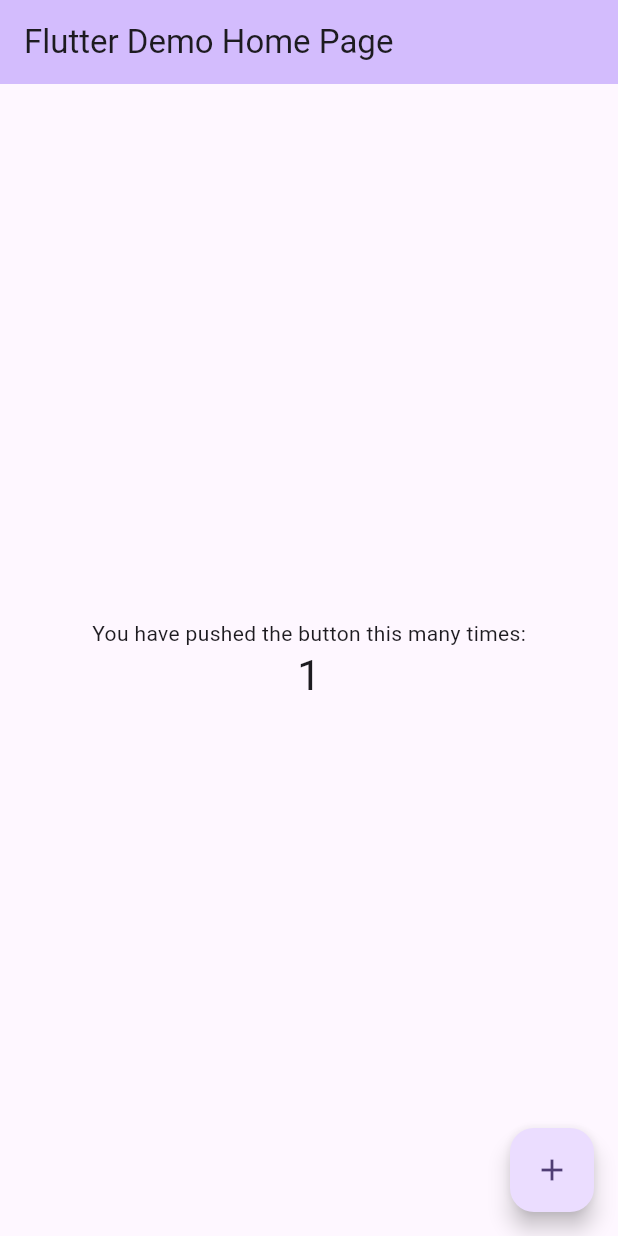
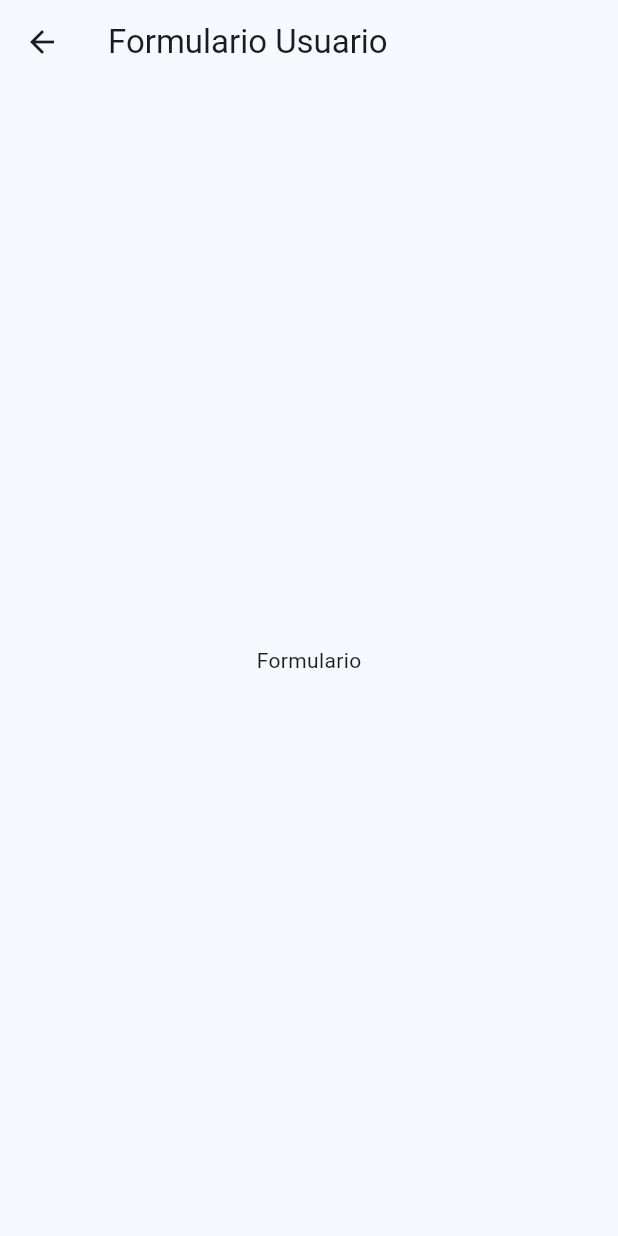
Before and after one commit to constanzacauchupan/Solemne-desarrollo-movil, a Flutter app: the screen it shows after launch, after a tap on the "add" icon, on a phone screen of 412 x 824 dp. Run offline on Flutter 3.47's test engine with Material 3 defaults, Android fonts, the phone set to English and light mode, and no system bars.

Commit message:
Base del proyecto con navegación

```diff
--- a/lib/main.dart
+++ b/lib/main.dart
@@ -1,4 +1,10 @@
 import 'package:flutter/material.dart';
+
+// Importa tus pantallas
+import 'screens/user_list_screen.dart';
+import 'screens/user_form_screen.dart';
+import 'screens/profile_screen.dart';
+import 'screens/settings_screen.dart';
 
 void main() {
   runApp(const MyApp());
@@ -7,116 +13,27 @@ void main() {
 class MyApp extends StatelessWidget {
   const MyApp({super.key});
 
-  // This widget is the root of your application.
   @override
   Widget build(BuildContext context) {
     return MaterialApp(
-      title: 'Flutter Demo',
+      debugShowCheckedModeBanner: false,
+
+      // Tema (IMPORTANTE para la nota)
       theme: ThemeData(
-        // This is the theme of your application.
-        //
-        // TRY THIS: Try running your application with "flutter run". You'll see
-        // the application has a purple toolbar. Then, without quitting the app,
-        // try changing the seedColor in the colorScheme below to Colors.green
-        // and then invoke "hot reload" (save your changes or press the "hot
-        // reload" button in a Flutter-supported IDE, or press "r" if you used
-        // the command line to start the app).
-        //
-        // Notice that the counter didn't reset back to zero; the application
-        // state is not lost during the reload. To reset the state, use hot
-        // restart instead.
-        //
-        // This works for code too, not just values: Most code changes can be
-        // tested with just a hot reload.
-        colorScheme: .fromSeed(seedColor: Colors.deepPurple),
+        colorScheme: ColorScheme.fromSeed(seedColor: Colors.blue),
+        useMaterial3: true,
       ),
-      home: const MyHomePage(title: 'Flutter Demo Home Page'),
+
+      // Pantalla inicial
+      initialRoute: '/',
+
+      // Rutas
+      routes: {
+        '/': (context) => const UserListScreen(),
+        '/form': (context) => const UserFormScreen(),
+        '/profile': (context) => const ProfileScreen(),
+        '/settings': (context) => const SettingsScreen(),
+      },
     );
   }
 }
-
-class MyHomePage extends StatefulWidget {
-  const MyHomePage({super.key, required this.title});
-
-  // This widget is the home page of your application. It is stateful, meaning
-  // that it has a State object (defined below) that contains fields that affect
-  // how it looks.
-
-  // This class is the configuration for the state. It holds the values (in this
-  // case the title) provided by the parent (in this case the App widget) and
-  // used by the build method of the State. Fields in a Widget subclass are
-  // always marked "final".
-
-  final String title;
-
-  @override
-  State<MyHomePage> createState() => _MyHomePageState();
-}
-
-class _MyHomePageState extends State<MyHomePage> {
-  int _counter = 0;
-
-  void _incrementCounter() {
-    setState(() {
-      // This call to setState tells the Flutter framework that something has
-      // changed in this State, which causes it to rerun the build method below
-      // so that the display can reflect the updated values. If we changed
-      // _counter without calling setState(), then the build method would not be
-      // called again, and so nothing would appear to happen.
-      _counter++;
-    });
-  }
-
-  @override
-  Widget build(BuildContext context) {
-    // This method is rerun every time setState is called, for instance as done
-    // by the _incrementCounter method above.
-    //
-    // The Flutter framework has been optimized to make rerunning build methods
-    // fast, so that you can just rebuild anything that needs updating rather
-    // than having to individually change instances of widgets.
-    return Scaffold(
-      appBar: AppBar(
-        // TRY THIS: Try changing the color here to a specific color (to
-        // Colors.amber, perhaps?) and trigger a hot reload to see the AppBar
-        // change color while the other colors stay the same.
-        backgroundColor: Theme.of(context).colorScheme.inversePrimary,
-        // Here we take the value from the MyHomePage object that was created by
-        // the App.build method, and use it to set our appbar title.
-        title: Text(widget.title),
-      ),
-      body: Center(
-        // Center is a layout widget. It takes a single child and positions it
-        // in the middle of the parent.
-        child: Column(
-          // Column is also a layout widget. It takes a list of children and
-          // arranges them vertically. By default, it sizes itself to fit its
-          // children horizontally, and tries to be as tall as its parent.
-          //
-          // Column has various properties to control how it sizes itself and
-          // how it positions its children. Here we use mainAxisAlignment to
-          // center the children vertically; the main axis here is the vertical
-          // axis because Columns are vertical (the cross axis would be
-          // horizontal).
-          //
-          // TRY THIS: Invoke "debug painting" (choose the "Toggle Debug Paint"
-          // action in the IDE, or press "p" in the console), to see the
-          // wireframe for each widget.
-          mainAxisAlignment: .center,
-          children: [
-            const Text('You have pushed the button this many times:'),
-            Text(
-              '$_counter',
-              style: Theme.of(context).textTheme.headlineMedium,
-            ),
-          ],
-        ),
-      ),
-      floatingActionButton: FloatingActionButton(
-        onPressed: _incrementCounter,
-        tooltip: 'Increment',
-        child: const Icon(Icons.add),
-      ),
-    );
-  }
-}
--- a/lib/screens/profile_screen.dart
+++ b/lib/screens/profile_screen.dart
@@ -0,0 +1,17 @@
+import 'package:flutter/material.dart';
+
+class ProfileScreen extends StatelessWidget {
+  const ProfileScreen({super.key});
+
+  @override
+  Widget build(BuildContext context) {
+    return Scaffold(
+      appBar: AppBar(
+        title: const Text("Perfil"),
+      ),
+      body: const Center(
+        child: Text("Perfil usuario"),
+      ),
+    );
+  }
+}
--- a/lib/screens/settings_screen.dart
+++ b/lib/screens/settings_screen.dart
@@ -0,0 +1,17 @@
+import 'package:flutter/material.dart';
+
+class SettingsScreen extends StatelessWidget {
+  const SettingsScreen({super.key});
+
+  @override
+  Widget build(BuildContext context) {
+    return Scaffold(
+      appBar: AppBar(
+        title: const Text("Configuración"),
+      ),
+      body: const Center(
+        child: Text("Configuración"),
+      ),
+    );
+  }
+}
--- a/lib/screens/user_form_screen.dart
+++ b/lib/screens/user_form_screen.dart
@@ -0,0 +1,17 @@
+import 'package:flutter/material.dart';
+
+class UserFormScreen extends StatelessWidget {
+  const UserFormScreen({super.key});
+
+  @override
+  Widget build(BuildContext context) {
+    return Scaffold(
+      appBar: AppBar(
+        title: const Text("Formulario Usuario"),
+      ),
+      body: const Center(
+        child: Text("Formulario"),
+      ),
+    );
+  }
+}
--- a/lib/screens/user_list_screen.dart
+++ b/lib/screens/user_list_screen.dart
@@ -0,0 +1,23 @@
+import 'package:flutter/material.dart';
+
+class UserListScreen extends StatelessWidget {
+  const UserListScreen({super.key});
+
+  @override
+  Widget build(BuildContext context) {
+    return Scaffold(
+      appBar: AppBar(
+        title: const Text("Usuarios"),
+      ),
+      body: const Center(
+        child: Text("Lista de usuarios"),
+      ),
+      floatingActionButton: FloatingActionButton(
+        onPressed: () {
+          Navigator.pushNamed(context, '/form');
+        },
+        child: const Icon(Icons.add),
+      ),
+    );
+  }
+}
```
